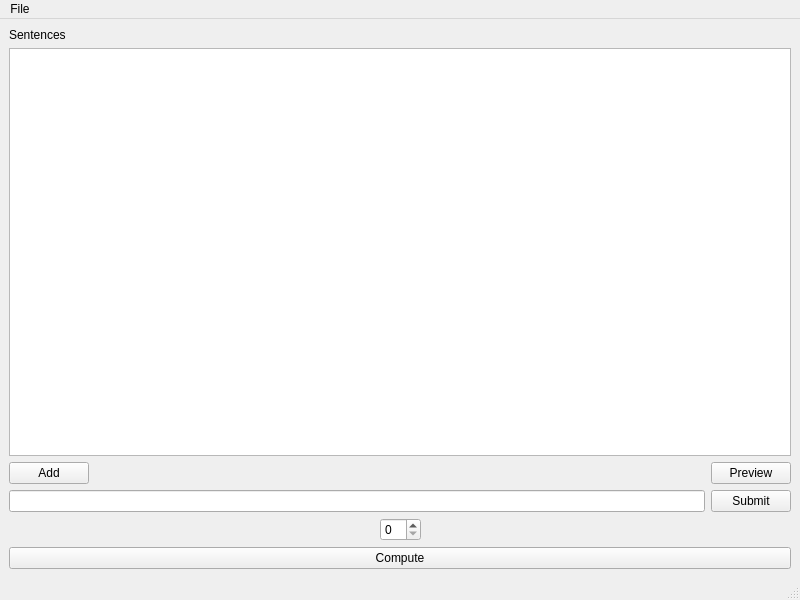
First picture: the form in ui/mainwindow.ui, repository pop123123123/SentenceMixingMaker, before the edit.
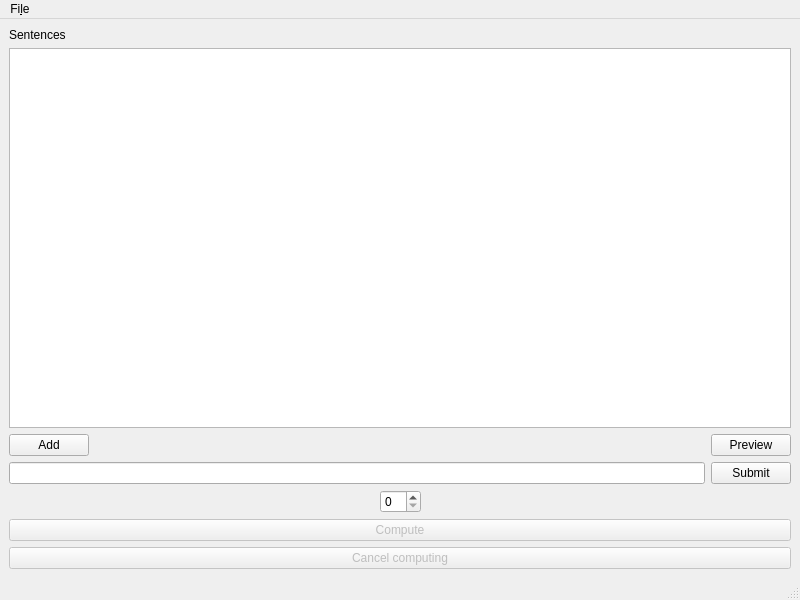
Second picture: the form after the edit.

Commit message: Add cancel computing button

```diff
--- a/ui/mainwindow.ui
+++ b/ui/mainwindow.ui
@@ -116,11 +116,24 @@
     </item>
     <item>
      <widget class="QPushButton" name="pushButton_compute">
+      <property name="enabled">
+       <bool>false</bool>
+      </property>
       <property name="text">
        <string>Compute</string>
       </property>
      </widget>
     </item>
+    <item>
+     <widget class="QPushButton" name="pushButton_cancel_compute">
+      <property name="enabled">
+       <bool>false</bool>
+      </property>
+      <property name="text">
+       <string>Cancel computing</string>
+      </property>
+     </widget>
+    </item>
    </layout>
   </widget>
   <widget class="QMenuBar" name="menubar">
@@ -129,12 +142,12 @@
      <x>0</x>
      <y>0</y>
      <width>800</width>
-     <height>23</height>
+     <height>32</height>
     </rect>
    </property>
    <widget class="QMenu" name="menucoucou">
     <property name="title">
-     <string>File</string>
+     <string>Fi&amp;le</string>
     </property>
     <addaction name="actionNew"/>
     <addaction name="actionOpen"/>
```
Left out of the diff: 12 changed lines with no effect on the pictures. The commit also changes 3 other files.
